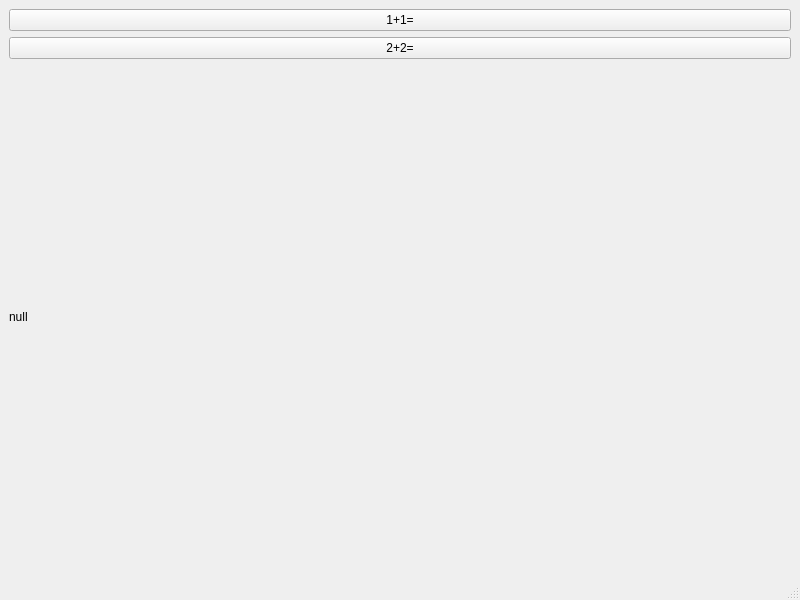
gukazma/ArduinoQt, file Apps/Qt5DemoApp/MainWindow.ui: the form before one commit.
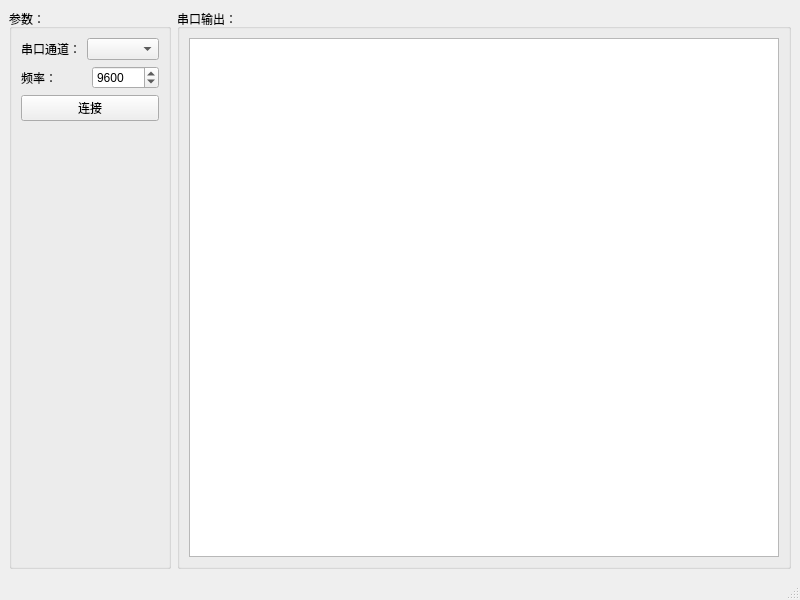
The form after the commit.

Commit message: ✨ feat: 串口信息输出界面

Diff of the .ui file:
```diff
--- a/Apps/Qt5DemoApp/MainWindow.ui
+++ b/Apps/Qt5DemoApp/MainWindow.ui
@@ -14,26 +14,85 @@
    <string>MainWindow</string>
   </property>
   <widget class="QWidget" name="centralwidget">
-   <layout class="QVBoxLayout" name="verticalLayout">
+   <layout class="QHBoxLayout" name="horizontalLayout_3">
     <item>
-     <widget class="QPushButton" name="pushButton">
-      <property name="text">
-       <string>1+1=</string>
+     <widget class="QGroupBox" name="groupBox">
+      <property name="title">
+       <string>参数：</string>
       </property>
+      <layout class="QVBoxLayout" name="verticalLayout_2">
+       <item>
+        <layout class="QVBoxLayout" name="verticalLayout">
+         <item>
+          <layout class="QHBoxLayout" name="horizontalLayout">
+           <item>
+            <widget class="QLabel" name="label">
+             <property name="text">
+              <string>串口通道：</string>
+             </property>
+            </widget>
+           </item>
+           <item>
+            <widget class="QComboBox" name="comboBox"/>
+           </item>
+          </layout>
+         </item>
+         <item>
+          <layout class="QHBoxLayout" name="horizontalLayout_2">
+           <item>
+            <widget class="QLabel" name="label_2">
+             <property name="text">
+              <string>频率：</string>
+             </property>
+            </widget>
+           </item>
+           <item>
+            <widget class="QSpinBox" name="spinBox">
+             <property name="maximum">
+              <number>999999999</number>
+             </property>
+             <property name="value">
+              <number>9600</number>
+             </property>
+            </widget>
+           </item>
+          </layout>
+         </item>
+         <item>
+          <widget class="QPushButton" name="pushButton">
+           <property name="text">
+            <string>连接</string>
+           </property>
+          </widget>
+         </item>
+        </layout>
+       </item>
+       <item>
+        <spacer name="verticalSpacer">
+         <property name="orientation">
+          <enum>Qt::Vertical</enum>
+         </property>
+         <property name="sizeHint" stdset="0">
+          <size>
+           <width>20</width>
+           <height>40</height>
+          </size>
+         </property>
+        </spacer>
+       </item>
+      </layout>
      </widget>
     </item>
     <item>
-     <widget class="QPushButton" name="pushButton_2">
-      <property name="text">
-       <string>2+2=</string>
+     <widget class="QGroupBox" name="groupBox_2">
+      <property name="title">
+       <string>串口输出：</string>
       </property>
-     </widget>
-    </item>
-    <item>
-     <widget class="QLabel" name="label">
-      <property name="text">
-       <string>null</string>
-      </property>
+      <layout class="QVBoxLayout" name="verticalLayout_3">
+       <item>
+        <widget class="QPlainTextEdit" name="plainTextEdit"/>
+       </item>
+      </layout>
      </widget>
     </item>
    </layout>
```
The commit also changes 5 other files.
